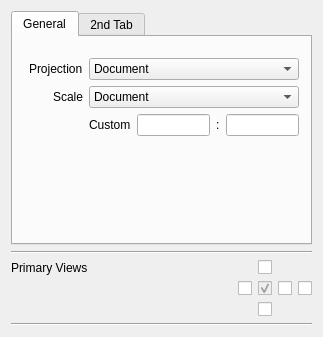
This is src/Mod/Drawing/Gui/TaskOrthographicViews.ui in ianrrees/FreeCAD_tinkering as Qt 5 draws it before an edit. The edited form follows.
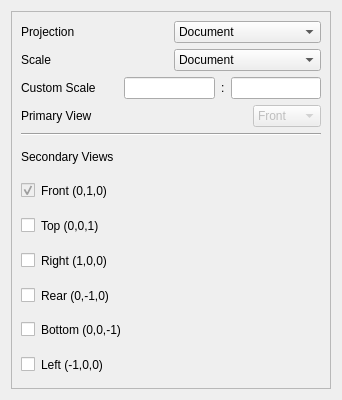
This is the edited form.

Commit message: Fix OrthographicView dialog UI

The edit to the form file:
```diff
--- a/src/Mod/Drawing/Gui/TaskOrthographicViews.ui
+++ b/src/Mod/Drawing/Gui/TaskOrthographicViews.ui
@@ -6,8 +6,8 @@
    <rect>
     <x>0</x>
     <y>0</y>
-    <width>323</width>
-    <height>337</height>
+    <width>342</width>
+    <height>400</height>
    </rect>
   </property>
   <property name="sizePolicy">
@@ -25,55 +25,70 @@
   <property name="windowTitle">
    <string>Orthographic Projection</string>
   </property>
-  <layout class="QGridLayout" name="gridLayout_5">
-   <item row="1" column="0">
-    <widget class="Line" name="line">
-     <property name="orientation">
-      <enum>Qt::Horizontal</enum>
-     </property>
-    </widget>
-   </item>
-   <item row="3" column="0">
-    <widget class="Line" name="line_2">
-     <property name="orientation">
-      <enum>Qt::Horizontal</enum>
-     </property>
-    </widget>
-   </item>
-   <item row="0" column="0">
-    <widget class="QTabWidget" name="Tabs">
-     <property name="currentIndex">
-      <number>0</number>
-     </property>
-     <widget class="QWidget" name="GeneralTab">
-      <property name="sizePolicy">
-       <sizepolicy hsizetype="Preferred" vsizetype="MinimumExpanding">
-        <horstretch>0</horstretch>
-        <verstretch>1</verstretch>
-       </sizepolicy>
-      </property>
-      <property name="minimumSize">
-       <size>
-        <width>300</width>
-        <height>150</height>
-       </size>
-      </property>
-      <attribute name="title">
-       <string>General</string>
-      </attribute>
-      <widget class="QWidget" name="verticalLayoutWidget">
-       <property name="geometry">
-        <rect>
-         <x>0</x>
-         <y>10</y>
-         <width>286</width>
-         <height>101</height>
-        </rect>
-       </property>
        <layout class="QVBoxLayout" name="verticalLayout_2">
         <item>
-         <layout class="QGridLayout" name="gridLayout_3">
-          <item row="3" column="1">
+    <widget class="QFrame" name="frame">
+     <property name="sizePolicy">
+      <sizepolicy hsizetype="Expanding" vsizetype="Expanding">
+       <horstretch>0</horstretch>
+       <verstretch>0</verstretch>
+      </sizepolicy>
+     </property>
+     <property name="frameShape">
+      <enum>QFrame::StyledPanel</enum>
+     </property>
+     <property name="frameShadow">
+      <enum>QFrame::Raised</enum>
+     </property>
+     <layout class="QVBoxLayout" name="verticalLayout_3">
+      <item>
+       <layout class="QVBoxLayout" name="verticalLayout">
+        <property name="sizeConstraint">
+         <enum>QLayout::SetDefaultConstraint</enum>
+        </property>
+        <item>
+         <layout class="QHBoxLayout" name="horizontalLayout_3">
+          <item>
+           <widget class="QLabel" name="label_7">
+            <property name="text">
+             <string>Projection</string>
+            </property>
+           </widget>
+          </item>
+          <item>
+           <widget class="QComboBox" name="projection">
+            <property name="editable">
+             <bool>false</bool>
+            </property>
+            <item>
+             <property name="text">
+              <string>Document</string>
+             </property>
+            </item>
+            <item>
+             <property name="text">
+              <string>First Angle</string>
+             </property>
+            </item>
+            <item>
+             <property name="text">
+              <string>Third Angle</string>
+             </property>
+            </item>
+           </widget>
+          </item>
+         </layout>
+        </item>
+        <item>
+         <layout class="QHBoxLayout" name="horizontalLayout_5">
+          <item>
+           <widget class="QLabel" name="label">
+            <property name="text">
+             <string>Scale</string>
+            </property>
+           </widget>
+          </item>
+          <item>
            <widget class="QComboBox" name="cmbScaleType">
             <item>
              <property name="text">
@@ -92,15 +107,30 @@
             </item>
            </widget>
           </item>
-          <item row="4" column="1">
-           <layout class="QHBoxLayout" name="horizontalLayout_2">
+         </layout>
+        </item>
+        <item>
+         <layout class="QHBoxLayout" name="horizontalLayout_6">
             <item>
              <widget class="QLabel" name="label_2">
               <property name="text">
-               <string>Custom</string>
+             <string>Custom Scale</string>
               </property>
              </widget>
             </item>
+          <item>
+           <spacer name="horizontalSpacer_3">
+            <property name="orientation">
+             <enum>Qt::Horizontal</enum>
+            </property>
+            <property name="sizeHint" stdset="0">
+             <size>
+              <width>40</width>
+              <height>20</height>
+             </size>
+            </property>
+           </spacer>
+          </item>
             <item>
              <widget class="QLineEdit" name="scaleNum">
               <property name="sizePolicy">
@@ -123,123 +153,88 @@
             </item>
            </layout>
           </item>
-          <item row="3" column="0">
-           <layout class="QHBoxLayout" name="horizontalLayout_4">
             <item>
-             <spacer name="horizontalSpacer">
-              <property name="orientation">
-               <enum>Qt::Horizontal</enum>
-              </property>
-              <property name="sizeType">
-               <enum>QSizePolicy::MinimumExpanding</enum>
-              </property>
-              <property name="sizeHint" stdset="0">
-               <size>
-                <width>40</width>
-                <height>20</height>
-               </size>
-              </property>
-             </spacer>
-            </item>
+         <layout class="QHBoxLayout" name="horizontalLayout_7">
             <item>
              <widget class="QLabel" name="label_5">
               <property name="text">
-               <string>Scale</string>
+             <string>Primary View</string>
               </property>
              </widget>
             </item>
-           </layout>
-          </item>
-          <item row="1" column="0">
-           <layout class="QHBoxLayout" name="horizontalLayout">
             <item>
-             <spacer name="horizontalSpacer_2">
+           <spacer name="horizontalSpacer_4">
               <property name="orientation">
                <enum>Qt::Horizontal</enum>
               </property>
               <property name="sizeHint" stdset="0">
                <size>
-                <width>20</width>
+              <width>40</width>
                 <height>20</height>
                </size>
               </property>
              </spacer>
             </item>
             <item>
-             <widget class="QLabel" name="label_7">
-              <property name="text">
-               <string>Projection</string>
-              </property>
-             </widget>
-            </item>
-           </layout>
-          </item>
-          <item row="1" column="1">
-           <widget class="QComboBox" name="projection">
-            <property name="editable">
+           <widget class="QComboBox" name="cmbPrimaryView">
+            <property name="enabled">
              <bool>false</bool>
             </property>
             <item>
              <property name="text">
-              <string>Document</string>
+              <string>Front</string>
              </property>
             </item>
             <item>
              <property name="text">
-              <string>First Angle</string>
+              <string>Top</string>
              </property>
             </item>
             <item>
              <property name="text">
-              <string>Third Angle</string>
+              <string>Right</string>
              </property>
             </item>
-           </widget>
-          </item>
-         </layout>
-        </item>
-       </layout>
-      </widget>
-     </widget>
-     <widget class="QWidget" name="OtherTab">
-      <attribute name="title">
-       <string>2nd Tab</string>
-      </attribute>
-      <widget class="QWidget" name="verticalLayoutWidget_2">
-       <property name="geometry">
-        <rect>
-         <x>0</x>
-         <y>0</y>
-         <width>160</width>
-         <height>80</height>
-        </rect>
-       </property>
-       <layout class="QVBoxLayout" name="verticalLayout">
+            <item>
+             <property name="text">
+              <string>Rear</string>
+             </property>
+            </item>
+            <item>
+             <property name="text">
+              <string>Bottom</string>
+             </property>
+            </item>
         <item>
-         <widget class="QLabel" name="placeholder">
           <property name="text">
-           <string>placeholder</string>
-          </property>
+              <string>Left</string>
+             </property>
+            </item>
          </widget>
         </item>
        </layout>
-      </widget>
-     </widget>
-    </widget>
-   </item>
-   <item row="2" column="0">
-    <layout class="QGridLayout" name="gridLayout">
-     <item row="1" column="0">
-      <widget class="QLabel" name="label_3">
+        </item>
+        <item>
+         <widget class="Line" name="line">
+          <property name="orientation">
+           <enum>Qt::Horizontal</enum>
+          </property>
+         </widget>
+        </item>
+        <item>
+         <layout class="QHBoxLayout" name="horizontalLayout_8">
+          <item>
+           <widget class="QLabel" name="label_6">
        <property name="text">
-        <string>Primary Views</string>
-       </property>
-       <property name="alignment">
-        <set>Qt::AlignBottom|Qt::AlignLeading|Qt::AlignLeft</set>
-       </property>
-      </widget>
-     </item>
-     <item row="2" column="2">
+             <string>Secondary Views</string>
+            </property>
+           </widget>
+          </item>
+         </layout>
+        </item>
+        <item>
+         <layout class="QHBoxLayout" name="horizontalLayout_9">
+          <item>
       <widget class="QCheckBox" name="chkOrthoFront">
        <property name="enabled">
         <bool>false</bool>
@@ -267,57 +262,18 @@
        </property>
       </widget>
      </item>
-     <item row="2" column="3">
-      <widget class="QCheckBox" name="chkOrthoRight">
-       <property name="enabled">
-        <bool>true</bool>
-       </property>
-       <property name="sizePolicy">
-        <sizepolicy hsizetype="Fixed" vsizetype="Fixed">
-         <horstretch>0</horstretch>
-         <verstretch>0</verstretch>
-        </sizepolicy>
-       </property>
-       <property name="contextMenuPolicy">
-        <enum>Qt::NoContextMenu</enum>
-       </property>
-       <property name="toolTip">
-        <string>Right click for axonometric settings</string>
-       </property>
-       <property name="layoutDirection">
-        <enum>Qt::RightToLeft</enum>
-       </property>
+          <item>
+           <widget class="QLabel" name="label_3">
        <property name="text">
-        <string/>
+             <string>Front (0,1,0)</string>
        </property>
       </widget>
      </item>
-     <item row="2" column="1">
-      <widget class="QCheckBox" name="chkOrthoLeft">
-       <property name="enabled">
-        <bool>true</bool>
-       </property>
-       <property name="sizePolicy">
-        <sizepolicy hsizetype="Fixed" vsizetype="Fixed">
-         <horstretch>0</horstretch>
-         <verstretch>0</verstretch>
-        </sizepolicy>
-       </property>
-       <property name="contextMenuPolicy">
-        <enum>Qt::NoContextMenu</enum>
-       </property>
-       <property name="toolTip">
-        <string>Right click for axonometric settings</string>
-       </property>
-       <property name="layoutDirection">
-        <enum>Qt::RightToLeft</enum>
-       </property>
-       <property name="text">
-        <string/>
-       </property>
-      </widget>
-     </item>
-     <item row="1" column="2">
+         </layout>
+        </item>
+        <item>
+         <layout class="QHBoxLayout" name="horizontalLayout">
+          <item>
       <widget class="QCheckBox" name="chkOrthoTop">
        <property name="enabled">
         <bool>true</bool>
@@ -342,8 +298,19 @@
        </property>
       </widget>
      </item>
-     <item row="3" column="2">
-      <widget class="QCheckBox" name="chkOrthoBottom">
+          <item>
+           <widget class="QLabel" name="label_8">
+            <property name="text">
+             <string>Top (0,0,1)</string>
+            </property>
+           </widget>
+          </item>
+         </layout>
+        </item>
+        <item>
+         <layout class="QHBoxLayout" name="horizontalLayout_2">
+          <item>
+           <widget class="QCheckBox" name="chkOrthoRight">
        <property name="enabled">
         <bool>true</bool>
        </property>
@@ -367,7 +334,18 @@
        </property>
       </widget>
      </item>
-     <item row="2" column="4">
+          <item>
+           <widget class="QLabel" name="label_9">
+            <property name="text">
+             <string>Right (1,0,0)</string>
+            </property>
+           </widget>
+          </item>
+         </layout>
+        </item>
+        <item>
+         <layout class="QHBoxLayout" name="horizontalLayout_10">
+          <item>
       <widget class="QCheckBox" name="chkOrthoRear">
        <property name="enabled">
         <bool>true</bool>
@@ -392,7 +370,91 @@
        </property>
       </widget>
      </item>
-    </layout>
+          <item>
+           <widget class="QLabel" name="label_10">
+            <property name="text">
+             <string>Rear (0,-1,0)</string>
+            </property>
+           </widget>
+          </item>
+         </layout>
+        </item>
+        <item>
+         <layout class="QHBoxLayout" name="horizontalLayout_11">
+          <item>
+           <widget class="QCheckBox" name="chkOrthoBottom">
+            <property name="enabled">
+             <bool>true</bool>
+            </property>
+            <property name="sizePolicy">
+             <sizepolicy hsizetype="Fixed" vsizetype="Fixed">
+              <horstretch>0</horstretch>
+              <verstretch>0</verstretch>
+             </sizepolicy>
+            </property>
+            <property name="contextMenuPolicy">
+             <enum>Qt::NoContextMenu</enum>
+            </property>
+            <property name="toolTip">
+             <string>Right click for axonometric settings</string>
+            </property>
+            <property name="layoutDirection">
+             <enum>Qt::RightToLeft</enum>
+            </property>
+            <property name="text">
+             <string/>
+            </property>
+           </widget>
+          </item>
+          <item>
+           <widget class="QLabel" name="label_11">
+            <property name="text">
+             <string>Bottom (0,0,-1)</string>
+            </property>
+           </widget>
+          </item>
+         </layout>
+        </item>
+        <item>
+         <layout class="QHBoxLayout" name="horizontalLayout_12">
+          <item>
+           <widget class="QCheckBox" name="chkOrthoLeft">
+            <property name="enabled">
+             <bool>true</bool>
+            </property>
+            <property name="sizePolicy">
+             <sizepolicy hsizetype="Fixed" vsizetype="Fixed">
+              <horstretch>0</horstretch>
+              <verstretch>0</verstretch>
+             </sizepolicy>
+            </property>
+            <property name="contextMenuPolicy">
+             <enum>Qt::NoContextMenu</enum>
+            </property>
+            <property name="toolTip">
+             <string>Right click for axonometric settings</string>
+            </property>
+            <property name="layoutDirection">
+             <enum>Qt::RightToLeft</enum>
+            </property>
+            <property name="text">
+             <string/>
+            </property>
+           </widget>
+          </item>
+          <item>
+           <widget class="QLabel" name="label_12">
+            <property name="text">
+             <string>Left (-1,0,0)</string>
+            </property>
+           </widget>
+          </item>
+         </layout>
+        </item>
+       </layout>
+      </item>
+     </layout>
+    </widget>
    </item>
   </layout>
  </widget>
```
Lines whose indentation alone changed are shown as unchanged.
